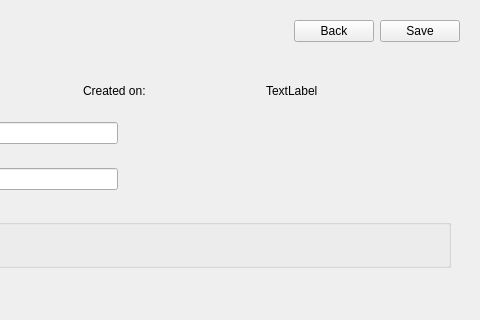
eguzki/penyamanager, file penyamanager/admin/adminnewprovider.ui: the form before one commit; both pictures show x 320 to 800 and y 0 to 320 of the 800 by 600 pixel window.
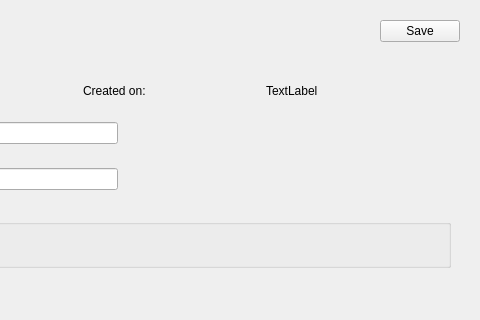
The form after the commit.

The edit to the form file:
```diff
--- a/penyamanager/admin/adminnewprovider.ui
+++ b/penyamanager/admin/adminnewprovider.ui
@@ -85,13 +85,6 @@
         </property>
        </spacer>
       </item>
-      <item>
-       <widget class="QPushButton" name="backPushButton">
-        <property name="text">
-         <string>Back</string>
-        </property>
-       </widget>
-      </item>
       <item>
        <widget class="QPushButton" name="savePushButton">
         <property name="text">
```
